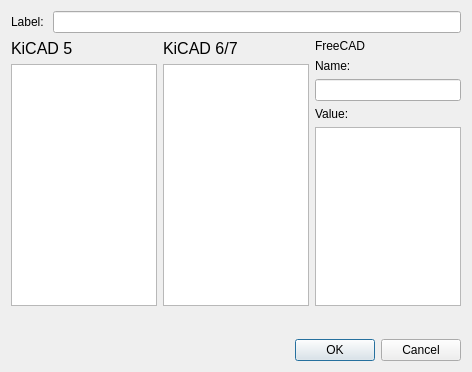
The window that changetitelblockfield.ui (tobiasfalk/KiCAD-FreeCAD-TechDraw-Template-Generator) describes before a commit, drawn with Qt 5.
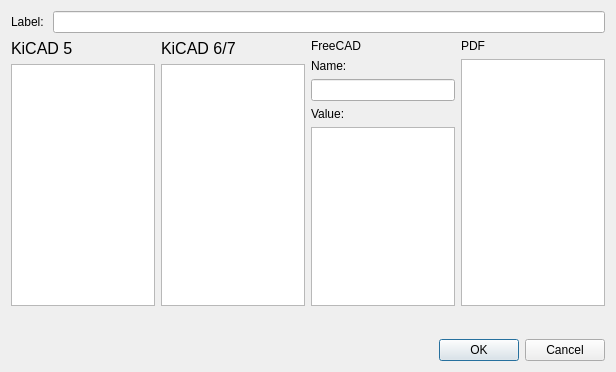
The same window after the commit.

Patch:
```diff
--- a/changetitelblockfield.ui
+++ b/changetitelblockfield.ui
@@ -6,7 +6,7 @@
    <rect>
     <x>0</x>
     <y>0</y>
-    <width>472</width>
+    <width>616</width>
     <height>372</height>
    </rect>
   </property>
@@ -99,6 +99,20 @@
        </item>
       </layout>
      </item>
+     <item>
+      <layout class="QVBoxLayout" name="verticalLayout_5">
+       <item>
+        <widget class="QLabel" name="label_7">
+         <property name="text">
+          <string>PDF</string>
+         </property>
+        </widget>
+       </item>
+       <item>
+        <widget class="QTextEdit" name="pdfTextEdit"/>
+       </item>
+      </layout>
+     </item>
     </layout>
    </item>
    <item>
```
